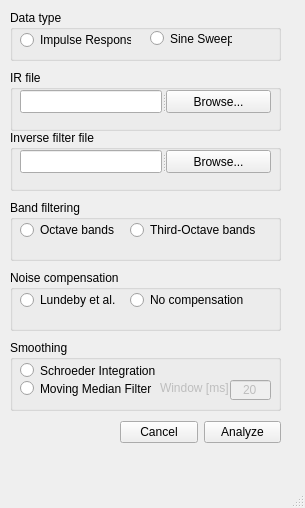
Before: the Qt Designer form gui/gui_setup.ui in juanmartinvk/VKNG2, drawn with Qt 5.
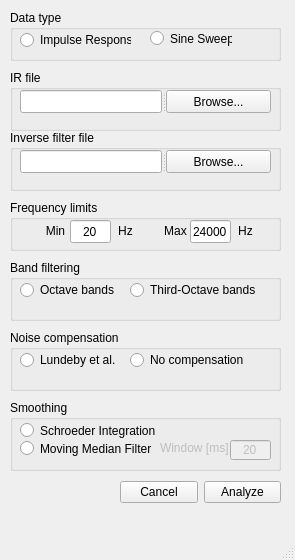
After: the same form once the commit is applied.

Commit message: Full band, band limiting

The edit to the form file:
```diff
--- a/gui/gui_setup.ui
+++ b/gui/gui_setup.ui
@@ -9,8 +9,8 @@
    <rect>
     <x>0</x>
     <y>0</y>
-    <width>305</width>
-    <height>508</height>
+    <width>295</width>
+    <height>560</height>
    </rect>
   </property>
   <property name="windowTitle">
@@ -21,7 +21,7 @@
     <property name="geometry">
      <rect>
       <x>120</x>
-      <y>420</y>
+      <y>480</y>
       <width>161</width>
       <height>25</height>
      </rect>
@@ -82,7 +82,7 @@
     <property name="geometry">
      <rect>
       <x>10</x>
-      <y>340</y>
+      <y>400</y>
       <width>271</width>
       <height>71</height>
      </rect>
@@ -156,7 +156,7 @@
     <property name="geometry">
      <rect>
       <x>10</x>
-      <y>200</y>
+      <y>260</y>
       <width>271</width>
       <height>61</height>
      </rect>
@@ -269,7 +269,7 @@
     <property name="geometry">
      <rect>
       <x>10</x>
-      <y>270</y>
+      <y>330</y>
       <width>271</width>
       <height>61</height>
      </rect>
@@ -304,6 +304,115 @@
      </property>
     </widget>
    </widget>
+   <widget class="QGroupBox" name="frequencyGroupBox">
+    <property name="geometry">
+     <rect>
+      <x>10</x>
+      <y>200</y>
+      <width>271</width>
+      <height>51</height>
+     </rect>
+    </property>
+    <property name="title">
+     <string>Frequency limits</string>
+    </property>
+    <widget class="QLineEdit" name="fLowBox">
+     <property name="geometry">
+      <rect>
+       <x>60</x>
+       <y>20</y>
+       <width>41</width>
+       <height>23</height>
+      </rect>
+     </property>
+     <property name="text">
+      <string>20</string>
+     </property>
+     <property name="alignment">
+      <set>Qt::AlignCenter</set>
+     </property>
+    </widget>
+    <widget class="QLineEdit" name="fHighBox">
+     <property name="geometry">
+      <rect>
+       <x>180</x>
+       <y>20</y>
+       <width>41</width>
+       <height>23</height>
+      </rect>
+     </property>
+     <property name="text">
+      <string>24000</string>
+     </property>
+     <property name="alignment">
+      <set>Qt::AlignCenter</set>
+     </property>
+    </widget>
+    <widget class="QLabel" name="label">
+     <property name="geometry">
+      <rect>
+       <x>100</x>
+       <y>20</y>
+       <width>31</width>
+       <height>21</height>
+      </rect>
+     </property>
+     <property name="text">
+      <string>Hz</string>
+     </property>
+     <property name="alignment">
+      <set>Qt::AlignCenter</set>
+     </property>
+    </widget>
+    <widget class="QLabel" name="label_2">
+     <property name="geometry">
+      <rect>
+       <x>220</x>
+       <y>20</y>
+       <width>31</width>
+       <height>21</height>
+      </rect>
+     </property>
+     <property name="text">
+      <string>Hz</string>
+     </property>
+     <property name="alignment">
+      <set>Qt::AlignCenter</set>
+     </property>
+    </widget>
+    <widget class="QLabel" name="label_3">
+     <property name="geometry">
+      <rect>
+       <x>30</x>
+       <y>20</y>
+       <width>31</width>
+       <height>21</height>
+      </rect>
+     </property>
+     <property name="text">
+      <string>Min</string>
+     </property>
+     <property name="alignment">
+      <set>Qt::AlignCenter</set>
+     </property>
+    </widget>
+    <widget class="QLabel" name="label_4">
+     <property name="geometry">
+      <rect>
+       <x>150</x>
+       <y>20</y>
+       <width>31</width>
+       <height>21</height>
+      </rect>
+     </property>
+     <property name="text">
+      <string>Max</string>
+     </property>
+     <property name="alignment">
+      <set>Qt::AlignCenter</set>
+     </property>
+    </widget>
+   </widget>
   </widget>
   <widget class="QMenuBar" name="menubar">
    <property name="geometry">
```
Left out of the diff: 2 changed lines with no effect on the pictures. The commit also changes 2 other files.
